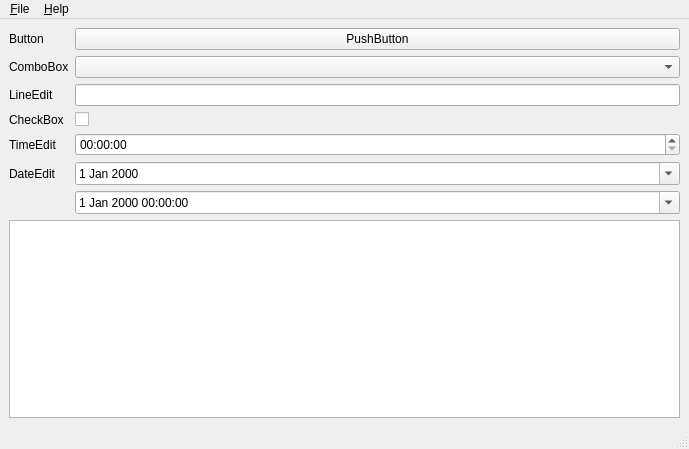
First picture: the form in source/examples/multi-selection-edit/MainWindow.ui, repository mjendruk/qttokenedit, before the edit.
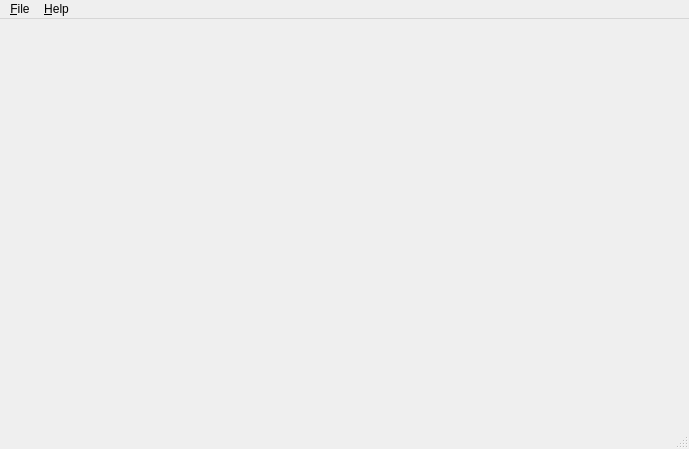
Second picture: the form after the edit.

Commit message: add multiple lines of selected entries (mockup)

```diff
--- a/source/examples/multi-selection-edit/MainWindow.ui
+++ b/source/examples/multi-selection-edit/MainWindow.ui
@@ -16,86 +16,7 @@
   <widget class="QWidget" name="centralwidget">
    <layout class="QVBoxLayout" name="verticalLayout">
     <item>
-     <layout class="QFormLayout" name="formLayout">
-      <item row="0" column="0">
-       <widget class="QLabel" name="buttonLabel">
-        <property name="text">
-         <string>Button</string>
-        </property>
-       </widget>
-      </item>
-      <item row="0" column="1">
-       <widget class="QPushButton" name="pushButton">
-        <property name="text">
-         <string>PushButton</string>
-        </property>
-       </widget>
-      </item>
-      <item row="1" column="0">
-       <widget class="QLabel" name="comboBoxLabel">
-        <property name="text">
-         <string>ComboBox</string>
-        </property>
-       </widget>
-      </item>
-      <item row="1" column="1">
-       <widget class="QComboBox" name="comboBoxComboBox"/>
-      </item>
-      <item row="2" column="0">
-       <widget class="QLabel" name="lineEditLabel">
-        <property name="text">
-         <string>LineEdit</string>
-        </property>
-       </widget>
-      </item>
-      <item row="2" column="1">
-       <widget class="QLineEdit" name="lineEditLineEdit"/>
-      </item>
-      <item row="3" column="0">
-       <widget class="QLabel" name="checkBoxLabel">
-        <property name="text">
-         <string>CheckBox</string>
-        </property>
-       </widget>
-      </item>
-      <item row="3" column="1">
-       <widget class="QCheckBox" name="checkBoxCheckBox"/>
-      </item>
-      <item row="4" column="0">
-       <widget class="QLabel" name="timeEditLabel">
-        <property name="text">
-         <string>TimeEdit</string>
-        </property>
-       </widget>
-      </item>
-      <item row="4" column="1">
-       <widget class="QTimeEdit" name="timeEditTimeEdit"/>
-      </item>
-      <item row="5" column="1">
-       <widget class="QDateEdit" name="dateEdit">
-        <property name="calendarPopup">
-         <bool>true</bool>
-        </property>
-       </widget>
-      </item>
-      <item row="5" column="0">
-       <widget class="QLabel" name="label">
-        <property name="text">
-         <string>DateEdit</string>
-        </property>
-       </widget>
-      </item>
-      <item row="6" column="1">
-       <widget class="QDateTimeEdit" name="dateTimeEdit">
-        <property name="calendarPopup">
-         <bool>true</bool>
-        </property>
-       </widget>
-      </item>
-     </layout>
-    </item>
-    <item>
-     <widget class="QTableWidget" name="tableWidget"/>
+     <layout class="QFormLayout" name="formLayout"/>
     </item>
    </layout>
   </widget>
```
The commit also changes 4 other files.
